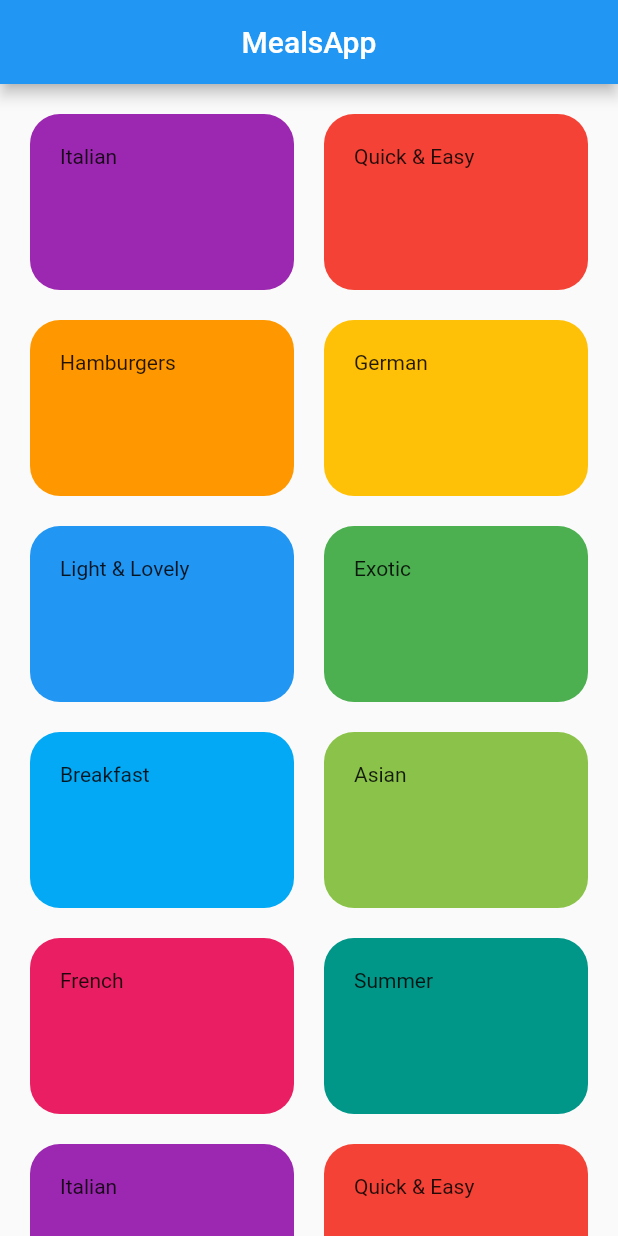
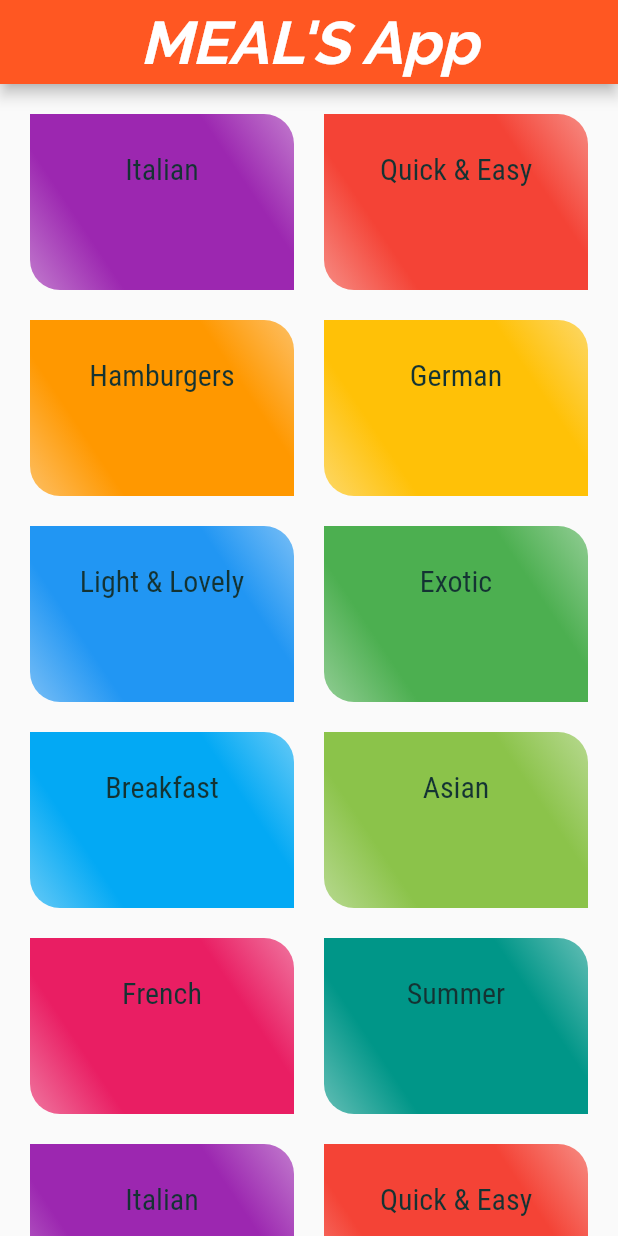
Before and after one commit to RishabhSaini619/up_003_MealsApp, a Flutter app: the screen it shows after launch, on a phone screen of 412 x 824 dp. Run offline on Flutter 3.47's test engine with Material 2 defaults, Android fonts, the phone set to English and light mode, and no system bars.

Commit message:
themeing & styling

```diff
--- a/lib/main.dart
+++ b/lib/main.dart
@@ -12,12 +12,55 @@ class MyApp extends StatelessWidget {
   @override
   Widget build(BuildContext context) {
     return MaterialApp(
-      title: 'MealsApp',
+      title: 'Meals App',
       theme: ThemeData(
+        canvasColor: Colors.grey.shade50,
+        colorScheme: ColorScheme.fromSwatch(
+          primarySwatch: Colors.deepOrange,
+        ).copyWith(
+          secondary: Colors.black,
+        ),
+        fontFamily: 'RobotoCondensed',
+        textTheme: const TextTheme(
+          displayLarge: TextStyle(
+            color: Colors.white,
+            fontSize: 40,
+            fontFamily: 'Raleway',
+            fontStyle: FontStyle.italic,
+            fontWeight: FontWeight.bold,
+          ),
 
-        primarySwatch: Colors.blue,
+          titleLarge: TextStyle(
+            fontSize: 40,
+            fontFamily: 'Raleway',
+            fontStyle: FontStyle.italic,
+            fontWeight: FontWeight.bold,
+          ),
+          titleMedium: TextStyle(
+            fontSize: 30,
+            fontFamily: 'Raleway',
+            fontWeight: FontWeight.w500,
+          ),
+          titleSmall: TextStyle(
+            fontSize: 20,
+            fontFamily: 'Raleway',
+            fontWeight: FontWeight.w300,
+          ),
+          bodyLarge: TextStyle(
+            fontSize: 20,
+            color: Color.fromRGBO(20, 51, 51, 1),
+          ),
+          bodyMedium: TextStyle(
+            fontSize: 15,
+            color: Color.fromRGBO(20, 51, 51, 1),
+          ),
+          bodySmall: TextStyle(
+            fontSize: 10,
+            color: Color.fromRGBO(20, 51, 51, 1),
+          ),
+        ),
       ),
-      home: MyHomePage(),
+      home: const MyHomePage(),
     );
   }
 }
--- a/lib/screen/screen_categories.dart
+++ b/lib/screen/screen_categories.dart
@@ -8,12 +8,15 @@ class CategoriesScreen extends StatelessWidget {
   @override
   Widget build(BuildContext context) {
     return Scaffold(
-      appBar:  AppBar(
-    title: const Text('MealsApp'),
-    centerTitle: true,
-    ),
+      appBar: AppBar(
+        title:  Text(
+          'MEAL\'S App',
+          style: Theme.of(context).textTheme.displayLarge,
+        ),
+        centerTitle: true,
+      ),
       body: GridView(
-        padding: EdgeInsets.all(20),
+        padding: const EdgeInsets.all(20),
         gridDelegate: const SliverGridDelegateWithMaxCrossAxisExtent(
           maxCrossAxisExtent: 200,
           childAspectRatio: 3 / 2,
--- a/lib/widget_category_item.dart
+++ b/lib/widget_category_item.dart
@@ -9,28 +9,32 @@ class CategoryItem extends StatelessWidget {
   @override
   Widget build(BuildContext context) {
     return Container(
-
-      padding: const EdgeInsets.all(20),
+      padding: const EdgeInsets.all(25),
       decoration: BoxDecoration(
-        // shape: BoxShape.rectangle,
-        borderRadius: BorderRadius.circular(20),
-        // borderRadius: BorderRadius.only(
-        //   topRight: Radius.circular(10),
-        //   bottomLeft: Radius.circular(10),
-        // ),
-        color: color,
-        // gradient: LinearGradient(
-        //   colors: [
-        //     color.withOpacity(7),
-        //     color,
-        //   ],
-        //   begin: Alignment.topLeft,
-        //   end: Alignment.bottomRight,
-        // ),
-
+        shape: BoxShape.rectangle,
+        // borderRadius: BorderRadius.circular(20),
+        borderRadius: const BorderRadius.only(
+          topRight: Radius.circular(20),
+          bottomLeft: Radius.circular(20),
+        ),
+        // color: color,
+        gradient: LinearGradient(
+          colors: [
+            color.withOpacity(0.6),
+            color,
+            color,
+            color,
+            color.withOpacity(0.6),
+          ],
+          tileMode: TileMode.mirror,
+          begin: Alignment.topRight,
+          end: Alignment.bottomLeft,
+        ),
       ),
       child: Text(
         title,
+        textAlign: TextAlign.center,
+        style: Theme.of(context).textTheme.bodyLarge,
       ),
     );
   }
```
Also changed, not shown: pubspec.yaml (+18 -23 lines), assets/fonts/Raleway-Black.ttf (added), assets/fonts/Raleway-Bold.ttf (added), assets/fonts/Raleway-Regular.ttf (added), assets/fonts/RobotoCondensed-Bold.ttf (added), assets/fonts/RobotoCondensed-Italic.ttf (added), assets/fonts/RobotoCondensed-Light.ttf (added), assets/fonts/RobotoCondensed-Regular.ttf (added).
